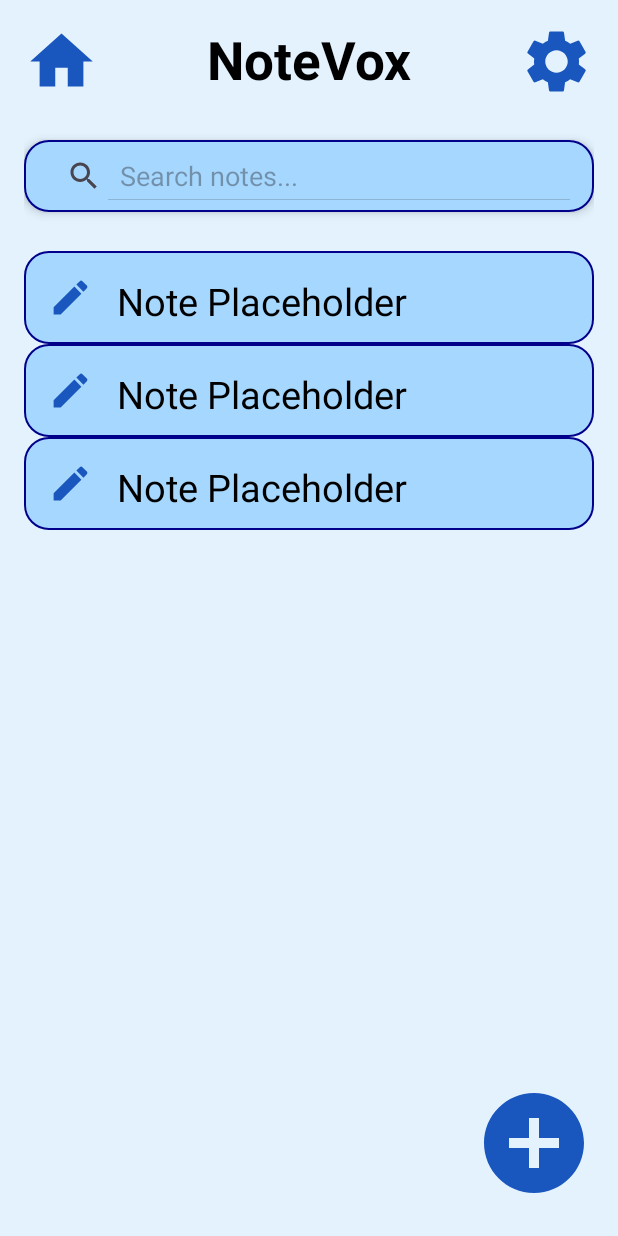
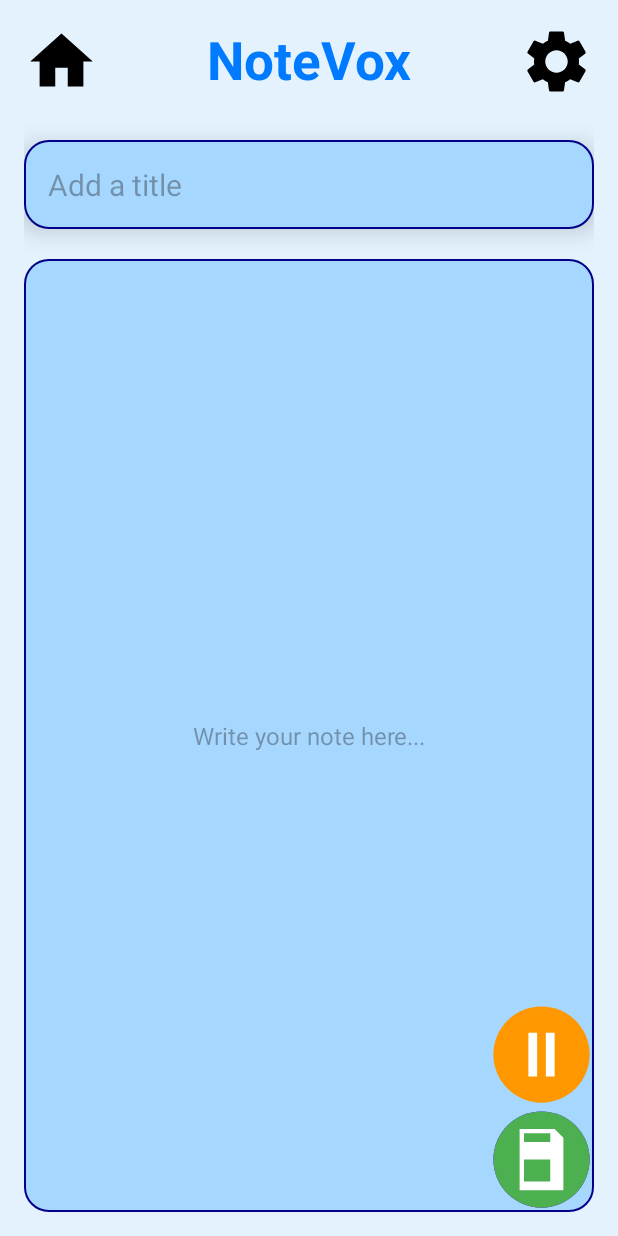
Before and after one commit to Ilyashabou/NoteVox, an Android app: the layout activity_note.xml on its own in the app's theme, with its tools: preview values and no code run, on a phone screen of 412 x 824 dp. Run offline under Robolectric (Android 15) with nearby library versions, the phone set to English and light mode, and no system bars.

Commit message:
finish interface

```diff
--- a/app/src/main/java/com/example/notevox/HomeActivity.java
+++ b/app/src/main/java/com/example/notevox/HomeActivity.java
@@ -33,8 +33,6 @@ public class HomeActivity extends AppCompatActivity {
         recyclerView.setAdapter(adapter);
 
 
-
-
         FirebaseDatabase database = FirebaseDatabase.getInstance();
         DatabaseReference myRef = database.getReference("message");
 
@@ -42,7 +40,7 @@ public class HomeActivity extends AppCompatActivity {
     }
 
     public void AddNotes(View view) {
-        Intent intent = new Intent(this, NotesActivity.class);
+        Intent intent = new Intent(this, NoteActivity.class);
         startActivity(intent);
     }
 
--- a/app/src/main/java/com/example/notevox/NoteAdapter.java
+++ b/app/src/main/java/com/example/notevox/NoteAdapter.java
@@ -15,8 +15,6 @@ import java.util.List;
 public class NoteAdapter extends RecyclerView.Adapter<NoteAdapter.NoteViewHolder> {
 
     private final List<String> notes;
-
-
 
     // Constructor to pass data to the adapter
     public NoteAdapter(List<String> notes) {
--- a/app/src/main/res/drawable/ic_home.xml
+++ b/app/src/main/res/drawable/ic_home.xml
@@ -4,6 +4,6 @@
     android:viewportWidth="24"
     android:viewportHeight="24">
     <path
-        android:fillColor="#1957BE"
+        android:fillColor="@android:color/black"
         android:pathData="M10,20v-6h4v6h5v-8h3L12,3 2,12h3v8z" />
 </vector>
--- a/app/src/main/res/drawable/ic_settings.xml
+++ b/app/src/main/res/drawable/ic_settings.xml
@@ -1,4 +1,4 @@
-<vector xmlns:android="http://schemas.android.com/apk/res/android" android:height="24dp" android:tint="#1957BE" android:viewportHeight="24" android:viewportWidth="24" android:width="24dp">
+<vector xmlns:android="http://schemas.android.com/apk/res/android" android:height="24dp" android:tint="#000000" android:viewportHeight="24" android:viewportWidth="24" android:width="24dp">
 
     <path android:fillColor="@android:color/white" android:pathData="M19.14,12.94c0.04,-0.3 0.06,-0.61 0.06,-0.94c0,-0.32 -0.02,-0.64 -0.07,-0.94l2.03,-1.58c0.18,-0.14 0.23,-0.41 0.12,-0.61l-1.92,-3.32c-0.12,-0.22 -0.37,-0.29 -0.59,-0.22l-2.39,0.96c-0.5,-0.38 -1.03,-0.7 -1.62,-0.94L14.4,2.81c-0.04,-0.24 -0.24,-0.41 -0.48,-0.41h-3.84c-0.24,0 -0.43,0.17 -0.47,0.41L9.25,5.35C8.66,5.59 8.12,5.92 7.63,6.29L5.24,5.33c-0.22,-0.08 -0.47,0 -0.59,0.22L2.74,8.87C2.62,9.08 2.66,9.34 2.86,9.48l2.03,1.58C4.84,11.36 4.8,11.69 4.8,12s0.02,0.64 0.07,0.94l-2.03,1.58c-0.18,0.14 -0.23,0.41 -0.12,0.61l1.92,3.32c0.12,0.22 0.37,0.29 0.59,0.22l2.39,-0.96c0.5,0.38 1.03,0.7 1.62,0.94l0.36,2.54c0.05,0.24 0.24,0.41 0.48,0.41h3.84c0.24,0 0.44,-0.17 0.47,-0.41l0.36,-2.54c0.59,-0.24 1.13,-0.56 1.62,-0.94l2.39,0.96c0.22,0.08 0.47,0 0.59,-0.22l1.92,-3.32c0.12,-0.22 0.07,-0.47 -0.12,-0.61L19.14,12.94zM12,15.6c-1.98,0 -3.6,-1.62 -3.6,-3.6s1.62,-3.6 3.6,-3.6s3.6,1.62 3.6,3.6S13.98,15.6 12,15.6z"/>
 
--- /dev/null
+++ b/app/src/main/res/drawable/microphone_circle.xml
@@ -0,0 +1,14 @@
+<vector xmlns:android="http://schemas.android.com/apk/res/android"
+    android:width="48dp"
+    android:height="48dp"
+    android:viewportWidth="48"
+    android:viewportHeight="48">
+    <!-- Circle background -->
+    <path
+        android:fillColor="#FF6200EE"
+        android:pathData="M24,2a22,22 0,1 1,-22,22 22,22 0,0 1,22,-22z" />
+    <!-- Microphone icon -->
+    <path
+        android:fillColor="#FFFFFF"
+        android:pathData="M30,20v4c0,3.31 -2.69,6 -6,6s-6,-2.69 -6,-6v-4h-2v4c0,4.08 3.05,7.44 7,7.93v2.07h-4v2h10v-2h-4v-2.07c3.95,-0.49 7,-3.85 7,-7.93v-4zM24,26c2.21,0 4,-1.79 4,-4v-10c0,-2.21 -1.79,-4 -4,-4s-4,1.79 -4,4v10c0,2.21 1.79,4 4,4z" />
+</vector>
--- /dev/null
+++ b/app/src/main/res/drawable/pause_circle.xml
@@ -0,0 +1,14 @@
+<vector xmlns:android="http://schemas.android.com/apk/res/android"
+    android:width="48dp"
+    android:height="48dp"
+    android:viewportWidth="48"
+    android:viewportHeight="48">
+    <!-- Circle background -->
+    <path
+        android:fillColor="#FFFF9800"
+        android:pathData="M24,2a22,22 0,1 1,-22,22 22,22 0,0 1,22,-22z" />
+    <!-- Pause icon -->
+    <path
+        android:fillColor="#FFFFFF"
+        android:pathData="M18,14h4v20h-4zM26,14h4v20h-4z" />
+</vector>
--- /dev/null
+++ b/app/src/main/res/drawable/save_circle.xml
@@ -0,0 +1,14 @@
+<vector xmlns:android="http://schemas.android.com/apk/res/android"
+    android:width="48dp"
+    android:height="48dp"
+    android:viewportWidth="48"
+    android:viewportHeight="48">
+    <!-- Circle background -->
+    <path
+        android:fillColor="#FF4CAF50"
+        android:pathData="M24,2a22,22 0,1 1,-22,22 22,22 0,0 1,22,-22z" />
+    <!-- Save icon -->
+    <path
+        android:fillColor="#FFFFFF"
+        android:pathData="M30,10h-16v28h20v-24l-4,-4zM28,34h-12v-10h12v10zM28,16h-12v-4h12v4z" />
+</vector>
--- a/app/src/main/res/layout/activity_home.xml
+++ b/app/src/main/res/layout/activity_note.xml
@@ -1,20 +1,24 @@
 <?xml version="1.0" encoding="utf-8"?>
-<androidx.constraintlayout.widget.ConstraintLayout xmlns:android="http://schemas.android.com/apk/res/android"
+<androidx.constraintlayout.widget.ConstraintLayout
+    xmlns:android="http://schemas.android.com/apk/res/android"
     xmlns:app="http://schemas.android.com/apk/res-auto"
+    xmlns:tools="http://schemas.android.com/tools"
     android:layout_width="match_parent"
     android:layout_height="match_parent"
-    xmlns:tools="http://schemas.android.com/tools"
     android:background="#E3F2FD"
     android:padding="16dp">
 
-    <!-- Settings Icon -->
+    <!-- Icône des paramètres -->
+
+    <!-- Titre NoteVox -->
+
     <ImageView
         android:id="@+id/settings_icon"
         android:layout_width="50dp"
         android:layout_height="50dp"
         android:src="@drawable/ic_settings"
         app:layout_constraintEnd_toEndOf="parent"
-        app:layout_constraintTop_toTopOf="parent" />
+        app:layout_constraintTop_toTopOf="parent"  />
 
     <ImageView
         android:id="@+id/home_button"
@@ -25,75 +29,79 @@
         app:layout_constraintStart_toStartOf="parent"
         tools:ignore="MissingConstraints" />
 
-    <!-- Title -->
     <TextView
         android:id="@+id/title"
         android:layout_width="wrap_content"
         android:layout_height="wrap_content"
         android:text="NoteVox"
-        android:textColor="@android:color/black"
+        android:textColor="#007BFF"
         android:textSize="35sp"
         android:textStyle="bold"
         app:layout_constraintEnd_toEndOf="parent"
         app:layout_constraintStart_toStartOf="parent"
         app:layout_constraintTop_toTopOf="parent" />
 
-    <!-- SearchView -->
+    <!-- Bannière bleue avec "NOTE 1" -->
 
-    <SearchView
-        android:id="@+id/search_view"
+    <!-- Zone d'entrée de texte -->
+    <EditText
+        android:id="@+id/noteBanner"
         android:layout_width="match_parent"
         android:layout_height="wrap_content"
         android:layout_marginTop="30dp"
         app:layout_constraintTop_toBottomOf="@id/title"
         app:layout_constraintStart_toStartOf="parent"
         app:layout_constraintEnd_toEndOf="parent"
+        android:elevation="10dp"
+        android:padding="16dp"
+        android:hint="Add a title"
+        android:textSize="20sp"
         android:background="@drawable/rounded_search_background"
-        android:iconifiedByDefault="false"
-        android:queryHint="Search notes..."
-        android:elevation="4dp"
-        android:padding="8dp"
-        android:textColorHint="@color/hintTextColor"
-        android:textColor="@android:color/black" />
+         />
 
-    <!-- List of Notes -->
-    <LinearLayout
-        android:id="@+id/notes_list"
+    <EditText
+        android:id="@+id/noteContent"
         android:layout_width="0dp"
         android:layout_height="0dp"
         android:layout_marginTop="20dp"
-        android:orientation="vertical"
+        android:background="@drawable/rounded_search_background"
+        android:gravity="center"
+        android:hint="Write your note here..."
+        android:overScrollMode="always"
+        android:padding="16dp"
+        android:scrollbars="vertical"
+        android:textSize="16sp"
         app:layout_constraintBottom_toBottomOf="parent"
         app:layout_constraintEnd_toEndOf="parent"
+        app:layout_constraintHorizontal_bias="0.0"
         app:layout_constraintStart_toStartOf="parent"
-        app:layout_constraintTop_toBottomOf="@id/search_view">
+        app:layout_constraintTop_toBottomOf="@id/noteBanner"
+        app:layout_constraintVertical_bias="0.0" />
 
-        <androidx.recyclerview.widget.RecyclerView
-            android:id="@+id/recycler_view"
-            android:layout_width="match_parent"
-            android:layout_height="567dp"
-            android:layout_marginTop="6dp"
-            app:layout_constraintBottom_toBottomOf="parent"
-            app:layout_constraintEnd_toEndOf="parent"
-            app:layout_constraintStart_toStartOf="parent"
-            app:layout_constraintTop_toTopOf="parent"
-            tools:listitem="@layout/item_note" />
+    <ImageView
+        android:id="@+id/button1"
+        android:layout_width="70dp"
+        android:layout_height="70dp"
+        android:src="@drawable/pause_circle"
+        app:layout_constraintBottom_toTopOf="@+id/mainButton"
+        app:layout_constraintEnd_toEndOf="parent"
+        />
 
-    </LinearLayout>
+    <ImageView
+        android:id="@+id/mainButton"
+        android:layout_width="70dp"
+        android:layout_height="70dp"
+        android:src="@drawable/microphone_circle"
+        app:layout_constraintBottom_toBottomOf="parent"
+        app:layout_constraintEnd_toEndOf="parent"
+         />
 
-    <!-- Add Note Button -->
     <ImageView
-        android:id="@+id/add_note_button"
-        android:layout_width="80dp"
-        android:layout_height="80dp"
-        app:layout_constraintEnd_toEndOf="parent"
+        android:id="@+id/button2"
+        android:layout_width="70dp"
+        android:layout_height="70dp"
+        android:src="@drawable/save_circle"
         app:layout_constraintBottom_toBottomOf="parent"
-        android:src="@drawable/ic_add"
-        android:layout_marginBottom="6dp"
-        android:contentDescription="Add a new note"
-        android:onClick="AddNotes"
-        android:clickable="true"
-        android:focusable="true" />
-
+        app:layout_constraintEnd_toEndOf="parent" />
 
 </androidx.constraintlayout.widget.ConstraintLayout>
```
Also changed, not shown: app/src/main/AndroidManifest.xml (+6 -10 lines), app/src/main/java/com/example/notevox/NoteActivity.java (added, +32 -0 lines), app/src/main/java/com/example/notevox/SettingActivity.java (added, +17 -0 lines), app/src/main/res/layout/activity_setting.xml (added, +161 -0 lines).
